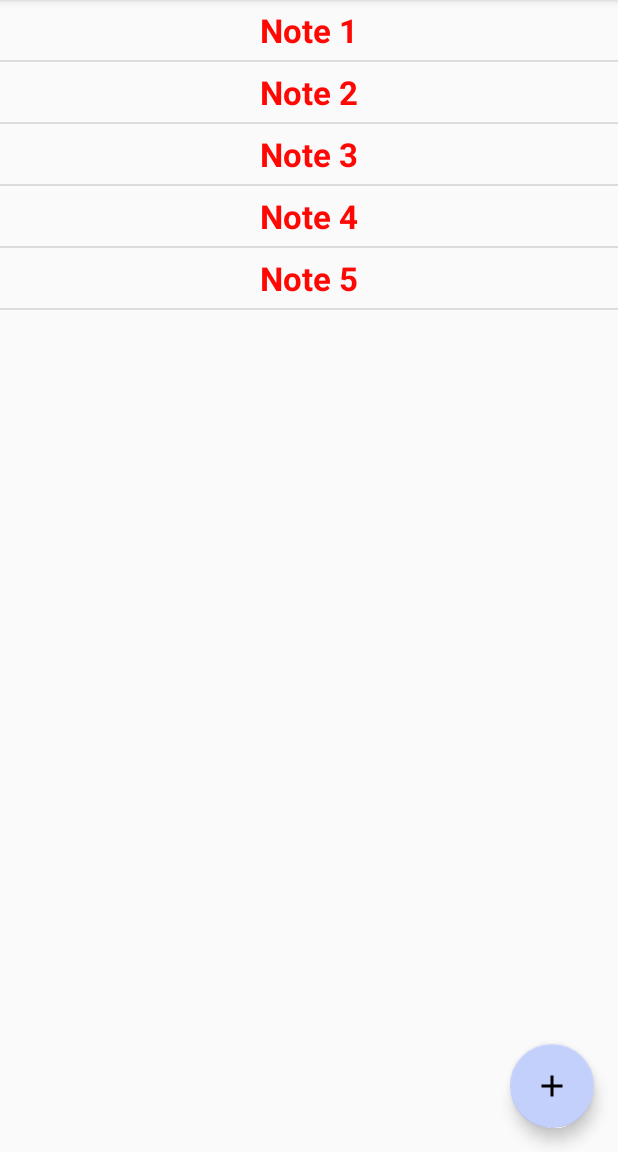
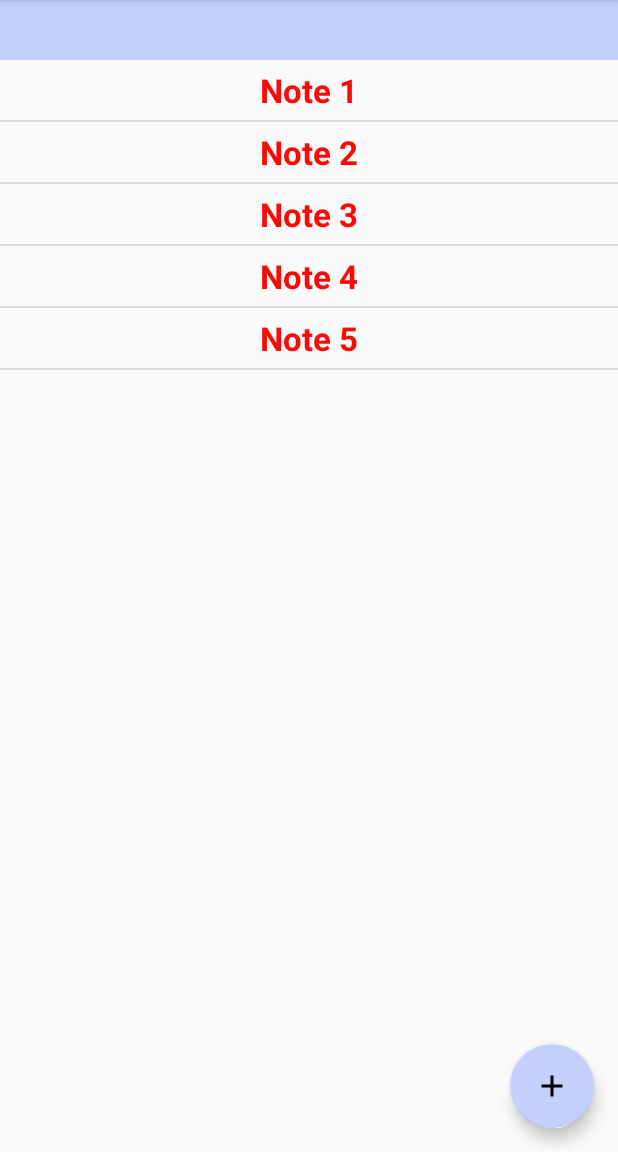
Before and after one commit to Golgoroth22/GeekBrains_Android2, an Android app: the screen it shows after launch (ListActivity), on a phone screen of 412 x 824 dp, the part 84-1236 px from its top. Run offline under Robolectric (Android 15) with nearby library versions, the phone set to English and light mode, and no system bars.

Commit message:
add view for degrees in content_list

```diff
--- a/A2_L1/app/src/main/res/layout/content_list.xml
+++ b/A2_L1/app/src/main/res/layout/content_list.xml
@@ -8,15 +8,29 @@
     tools:context="com.falin.valentin.a2_l1.ListActivity"
     tools:showIn="@layout/app_bar_list">
 
+    <LinearLayout
+        android:layout_width="match_parent"
+        android:layout_height="@dimen/dimen_40dp">
+
+        <TextView
+            android:id="@+id/content_degrees_text_view"
+            android:layout_width="match_parent"
+            android:layout_height="match_parent"
+            android:background="@color/colorAccent"
+            android:gravity="center" />
+    </LinearLayout>
+
     <ListView
         android:id="@+id/content_list_view"
         android:layout_width="match_parent"
-        android:layout_height="match_parent" />
+        android:layout_height="match_parent"
+        android:layout_marginTop="@dimen/dimen_40dp" />
 
     <TextView
         android:id="@+id/content_list_view_text"
         android:layout_width="match_parent"
         android:layout_height="match_parent"
+        android:layout_marginTop="@dimen/dimen_40dp"
         android:gravity="center"
         android:text="@string/notebook_is_not_empty"
         android:textAppearance="@android:style/TextAppearance.Medium"
```
